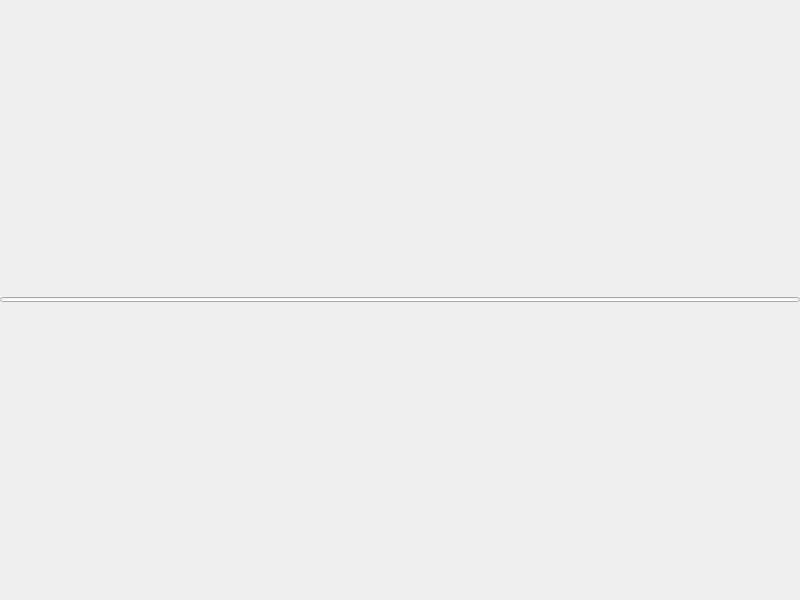
Before: the Qt Designer form src/gui/wizard/webview.ui in Infomaniak/desktop-infomaniak-drive, drawn with Qt 5.
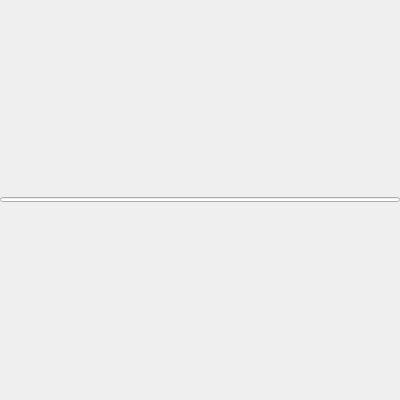
After: the same form once the commit is applied.

The edit to the form file:
```diff
--- a/src/gui/wizard/webview.ui
+++ b/src/gui/wizard/webview.ui
@@ -6,8 +6,8 @@
    <rect>
     <x>0</x>
     <y>0</y>
-    <width>800</width>
-    <height>600</height>
+    <width>400</width>
+    <height>400</height>
    </rect>
   </property>
   <property name="sizePolicy">
@@ -18,8 +18,8 @@
   </property>
   <property name="minimumSize">
    <size>
-    <width>700</width>
-    <height>500</height>
+    <width>400</width>
+    <height>400</height>
    </size>
   </property>
   <property name="windowTitle">
@@ -45,6 +45,12 @@
      </property>
      <item>
       <widget class="QProgressBar" name="progressBar">
+       <property name="minimumSize">
+        <size>
+         <width>0</width>
+         <height>5</height>
+        </size>
+       </property>
        <property name="maximumSize">
         <size>
          <width>16777215</width>
```
